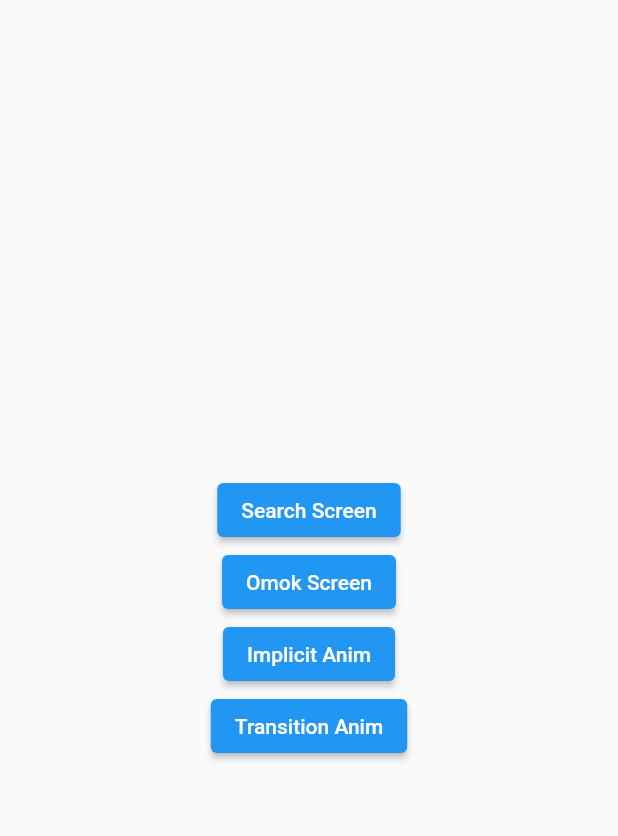
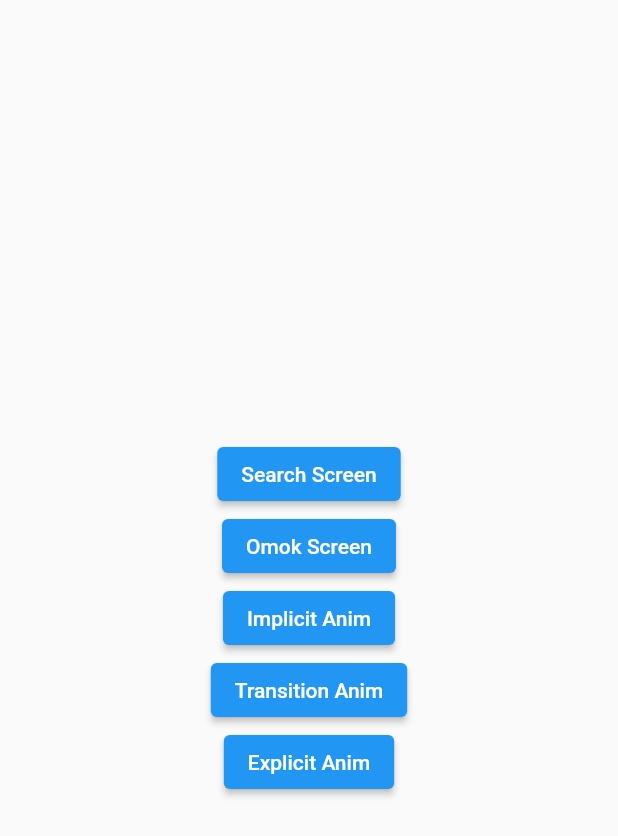
Before and after one commit to broccolism/flutter-try-again, a Flutter app: the screen it shows after launch, on a phone screen of 412 x 824 dp. Shown: the top 836 px of the screen. Run offline on Flutter 3.47's test engine with Material 2 defaults, Android fonts, the phone set to English and light mode, and no system bars; our stand-ins replace cached_network_image, get; generated files the repository leaves out were written again.

Commit message:
#13 :sparkles: explicit animation page and route

```diff
--- a/tiny_widgets/lib/route.dart
+++ b/tiny_widgets/lib/route.dart
@@ -35,5 +35,9 @@ class MyPages {
       name: TransitionAnimationScreen.name,
       page: () => const TransitionAnimationScreen(),
     ),
+    GetPage(
+      name: ExplicitAnimationScreen.name,
+      page: () => const ExplicitAnimationScreen(),
+    ),
   ];
 }
--- a/tiny_widgets/lib/view/screen/home_screen.dart
+++ b/tiny_widgets/lib/view/screen/home_screen.dart
@@ -12,6 +12,7 @@ class HomeScreen extends StatelessWidget {
   static const String OPEN_OMOK_SCREEN_BUTTON = "Omok Screen";
   static const String OPEN_IMPLICIT_ANIM_SCREEN_BUTTON = "Implicit Anim";
   static const String OPEN_TRANSITION_ANIM_SCREEN_BUTTON = "Transition Anim";
+  static const String OPEN_EXPLICIT_ANIM_SCREEN_BUTTON = "Explicit Anim";
 
   @override
   Widget build(BuildContext context) {
@@ -44,6 +45,12 @@ class HomeScreen extends StatelessWidget {
                 OPEN_TRANSITION_ANIM_SCREEN_BUTTON,
               ),
             ),
+            ElevatedButton(
+              onPressed: () => Get.toNamed(ExplicitAnimationScreen.name),
+              child: Text(
+                OPEN_EXPLICIT_ANIM_SCREEN_BUTTON,
+              ),
+            ),
           ],
         ),
       ),
--- a/tiny_widgets/lib/view/screen/screens.dart
+++ b/tiny_widgets/lib/view/screen/screens.dart
@@ -7,3 +7,4 @@ export 'omok_screen.dart';
 
 export 'animation/implicit_animation_screen.dart';
 export 'animation/transition_animation_screen.dart';
+export 'animation/explicit_animation_screen.dart';
```
Also changed, not shown: tiny_widgets/lib/view/screen/animation/explicit_animation_screen.dart (added, +18 -0 lines).
